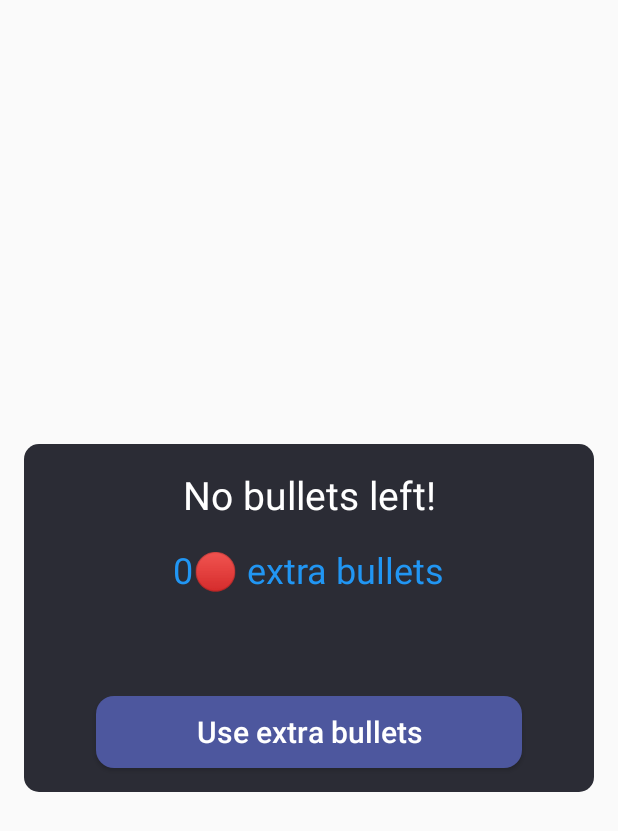
After one commit to ioanoanea/Slingshot-2D-Game, an Android app: the ExtraBulletsActivity screen opened directly, with no data from a screen before it, on a phone screen of 412 x 824 dp. The commit adds this screen. Shown: the top 831 px of the screen. Run offline under Robolectric (Android 15) with nearby library versions, the phone set to English and light mode, and no system bars.

Commit message:
extra bullets activity

```diff
--- a/app/src/main/AndroidManifest.xml
+++ b/app/src/main/AndroidManifest.xml
@@ -12,15 +12,15 @@
         android:roundIcon="@mipmap/ic_launcher_round"
         android:supportsRtl="true"
         android:theme="@style/Theme.Slingshot">
+        <activity android:name=".Activity.ExtraBulletsActivity"></activity>
 
         <meta-data
             android:name="com.google.android.gms.ads.APPLICATION_ID"
-            android:value="ca-app-pub-3650822610871452~4355005768"/>
-
+            android:value="ca-app-pub-3650822610871452~4355005768" />
 
         <activity
             android:name=".Activity.WinActivity"
-            android:theme="@style/PopUpTheme"/>
+            android:theme="@style/PopUpTheme" />
         <activity
             android:name=".Activity.GameOverActivity"
             android:theme="@style/PopUpTheme" />
--- /dev/null
+++ b/app/src/main/java/com/ioanoanea/slingshot/Activity/ExtraBulletsActivity.java
@@ -0,0 +1,42 @@
+package com.ioanoanea.slingshot.Activity;
+
+import androidx.appcompat.app.AppCompatActivity;
+
+import android.os.Bundle;
+import android.text.Html;
+import android.view.View;
+import android.widget.Button;
+import android.widget.TextView;
+import android.widget.Toast;
+
+import com.ioanoanea.slingshot.Manager.BulletManager;
+import com.ioanoanea.slingshot.R;
+
+public class ExtraBulletsActivity extends AppCompatActivity {
+
+    private TextView extraBulletsText;
+    private Button useExtraBulletsButton;
+    private BulletManager bulletManager;
+
+    @Override
+    protected void onCreate(Bundle savedInstanceState) {
+        super.onCreate(savedInstanceState);
+        setContentView(R.layout.activity_extra_bullets);
+
+        setViews();
+        bulletManager = new BulletManager(this);
+
+        extraBulletsText.setText(Html.fromHtml("<p>"+ bulletManager.getBullets() + "&#x1F534; extra bullets</p>"));
+        useExtraBulletsButton.setOnClickListener(new View.OnClickListener() {
+            @Override
+            public void onClick(View v) {
+                Toast.makeText(ExtraBulletsActivity.this, "Extra bullets used!", Toast.LENGTH_SHORT).show();
+            }
+        });
+    }
+
+    private void setViews(){
+        extraBulletsText = findViewById(R.id.text_bullets);
+        useExtraBulletsButton = findViewById(R.id.extra_bullets_button);
+    }
+}
--- a/app/src/main/java/com/ioanoanea/slingshot/Activity/PlayActivity.java
+++ b/app/src/main/java/com/ioanoanea/slingshot/Activity/PlayActivity.java
@@ -14,6 +14,7 @@ import android.widget.Toast;
 import com.ioanoanea.slingshot.GameEngine.GameRender;
 import com.ioanoanea.slingshot.Levels.Level;
 import com.ioanoanea.slingshot.Levels.LevelList;
+import com.ioanoanea.slingshot.Manager.BulletManager;
 import com.ioanoanea.slingshot.Manager.LevelManager;
 import com.ioanoanea.slingshot.R;
 
@@ -26,6 +27,7 @@ public class PlayActivity extends AppCompatActivity {
     private int bulletsNumber;
     public final Activity activity = this;
     private LevelManager levelManager;
+    private BulletManager bulletManager;
     private LevelList levelList;
     private Level level;
 
@@ -41,6 +43,7 @@ public class PlayActivity extends AppCompatActivity {
 
         // initializing levels data
         levelManager = new LevelManager(this);
+        bulletManager = new BulletManager(this);
         levelList = new LevelList(this);
         level = levelList.getLevels().get(levelManager.getLevel() - 1);
         bulletsNumber = level.getBullets();
@@ -58,6 +61,9 @@ public class PlayActivity extends AppCompatActivity {
         gameRender.setOnLastBulletDestroyed(new GameRender.OnLastBulletDestroyedListener() {
             @Override
             public void onDestroyed() {
+                if (bulletManager.getBullets() != 0){
+                    startActivity(new Intent(PlayActivity.this, ExtraBulletsActivity.class));
+                }
                 startActivity(new Intent(PlayActivity.this, GameOverActivity.class));
             }
         });
--- /dev/null
+++ b/app/src/main/res/drawable/round_blue_rectangle.xml
@@ -0,0 +1,5 @@
+<?xml version="1.0" encoding="utf-8"?>
+<shape xmlns:android="http://schemas.android.com/apk/res/android">
+    <solid android:color="@color/dark_blue"/>
+    <corners android:radius="12dp"/>
+</shape>
--- /dev/null
+++ b/app/src/main/res/layout/activity_extra_bullets.xml
@@ -0,0 +1,57 @@
+<?xml version="1.0" encoding="utf-8"?>
+<androidx.constraintlayout.widget.ConstraintLayout xmlns:android="http://schemas.android.com/apk/res/android"
+    xmlns:app="http://schemas.android.com/apk/res-auto"
+    xmlns:tools="http://schemas.android.com/tools"
+    android:layout_width="match_parent"
+    android:layout_height="wrap_content"
+    android:layout_gravity="center"
+    android:layout_marginStart="16dp"
+    android:layout_marginEnd="16dp"
+    android:background="@drawable/window_background"
+    tools:context=".Activity.ExtraBulletsActivity">
+
+    <TextView
+        android:id="@+id/text_out_of_bullets"
+        android:layout_width="wrap_content"
+        android:layout_height="wrap_content"
+        android:layout_marginTop="16dp"
+        android:text="No bullets left!"
+        android:textColor="@color/white"
+        android:textSize="26sp"
+        app:layout_constraintEnd_toEndOf="parent"
+        app:layout_constraintStart_toStartOf="parent"
+        app:layout_constraintTop_toTopOf="parent" />
+
+    <Button
+        android:id="@+id/extra_bullets_button"
+        android:layout_width="match_parent"
+        android:layout_height="wrap_content"
+        android:layout_marginStart="48dp"
+        android:layout_marginTop="12dp"
+        android:layout_marginEnd="48dp"
+        android:layout_marginBottom="16dp"
+        android:background="@drawable/round_blue_rectangle"
+        android:padding="4dp"
+        android:text="Use extra bullets"
+        android:textAllCaps="false"
+        android:textColor="@color/white"
+        android:textSize="20sp"
+        app:layout_constraintBottom_toBottomOf="parent"
+        app:layout_constraintEnd_toEndOf="parent"
+        app:layout_constraintStart_toStartOf="parent"
+        app:layout_constraintTop_toBottomOf="@+id/text_bullets" />
+
+    <TextView
+        android:id="@+id/text_bullets"
+        android:layout_width="wrap_content"
+        android:layout_height="wrap_content"
+        android:layout_marginTop="16dp"
+        android:text="20 extra bullets"
+        android:textColor="@color/light_blue"
+        android:textSize="24sp"
+        app:layout_constraintEnd_toEndOf="parent"
+        app:layout_constraintStart_toStartOf="parent"
+        app:layout_constraintTop_toBottomOf="@+id/text_out_of_bullets" />
+
+
+</androidx.constraintlayout.widget.ConstraintLayout>
```
